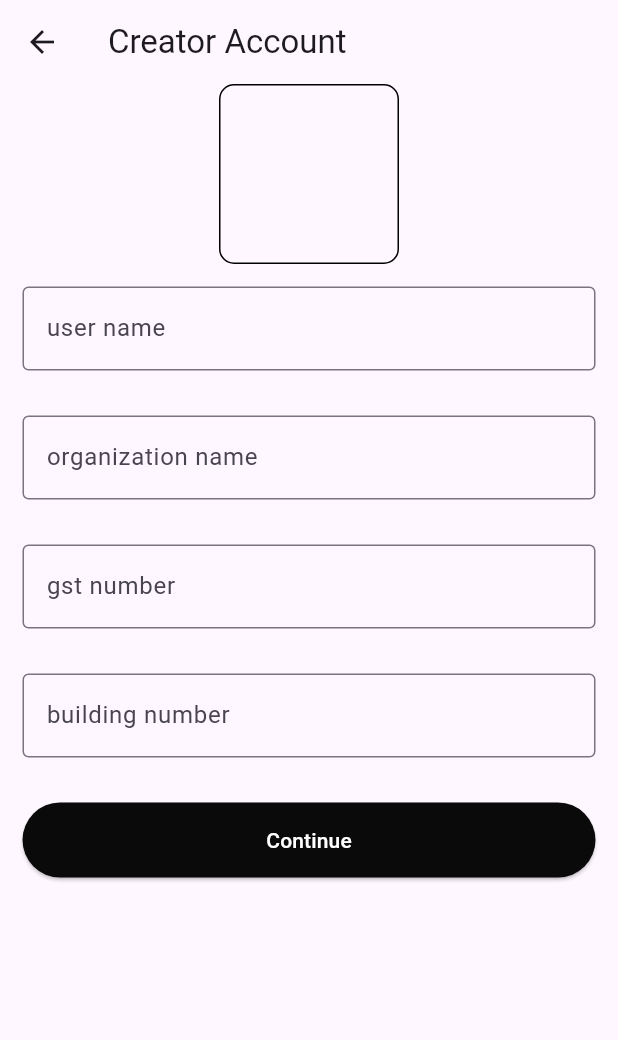
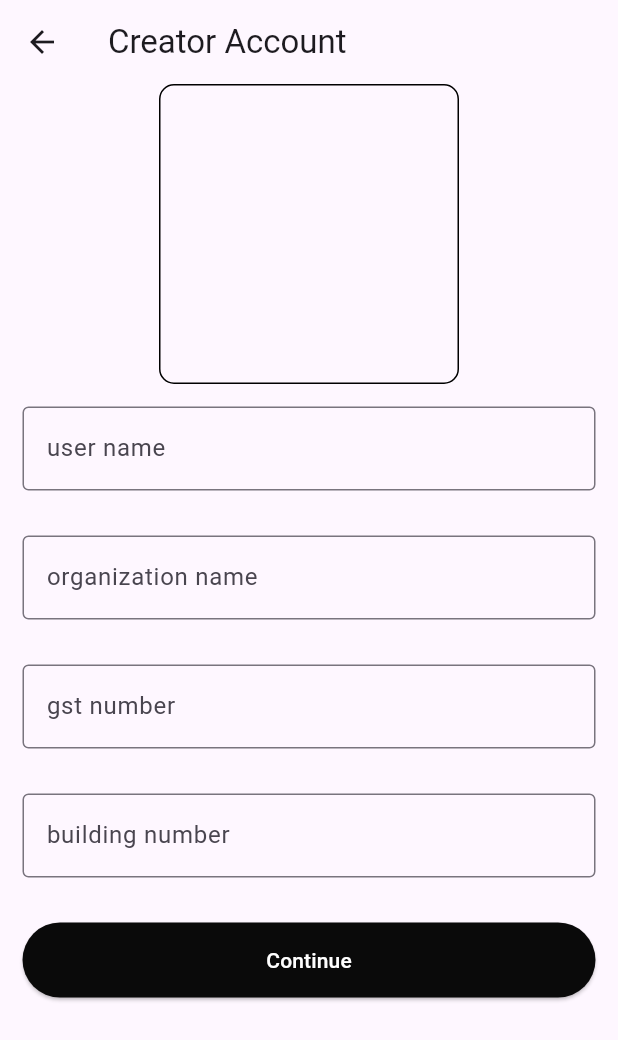
Before and after one commit to ashiquecks/chat360, a Flutter app: the CreatorAccount screen opened by its route, on a phone screen of 412 x 824 dp. Shown: the top 1040 px of the screen. Run offline on Flutter 3.47's test engine with Material 2 defaults, Android fonts, the phone set to English and light mode, and no system bars; our stand-ins replace flutter_chat_types, intl_phone_field, parse_server_sdk, pinput; missing offline and left inert: flutter_link_previewer.

Commit message:
initial commit for development

```diff
--- a/lib/screens/authentication/creator_account.dart
+++ b/lib/screens/authentication/creator_account.dart
@@ -15,11 +15,12 @@ class _CreatorAccountState extends State<CreatorAccount> {
   Widget build(BuildContext context) {
     return Scaffold(
       appBar: AppBar(title: const Text("Creator Account")),
-      body: Column(
+      body: SingleChildScrollView(
+        child: Column(
           children: [
             Container(
-            width: 120,
-            height: 120,
+              width: 200,
+              height: 200,
               decoration: BoxDecoration(
                 border: Border.all(),
                 borderRadius: BorderRadius.circular(10),
@@ -38,6 +39,7 @@ class _CreatorAccountState extends State<CreatorAccount> {
             )
           ],
         ),
+      ),
     );
   }
 }
```
Lines whose indentation alone changed are shown as unchanged.
